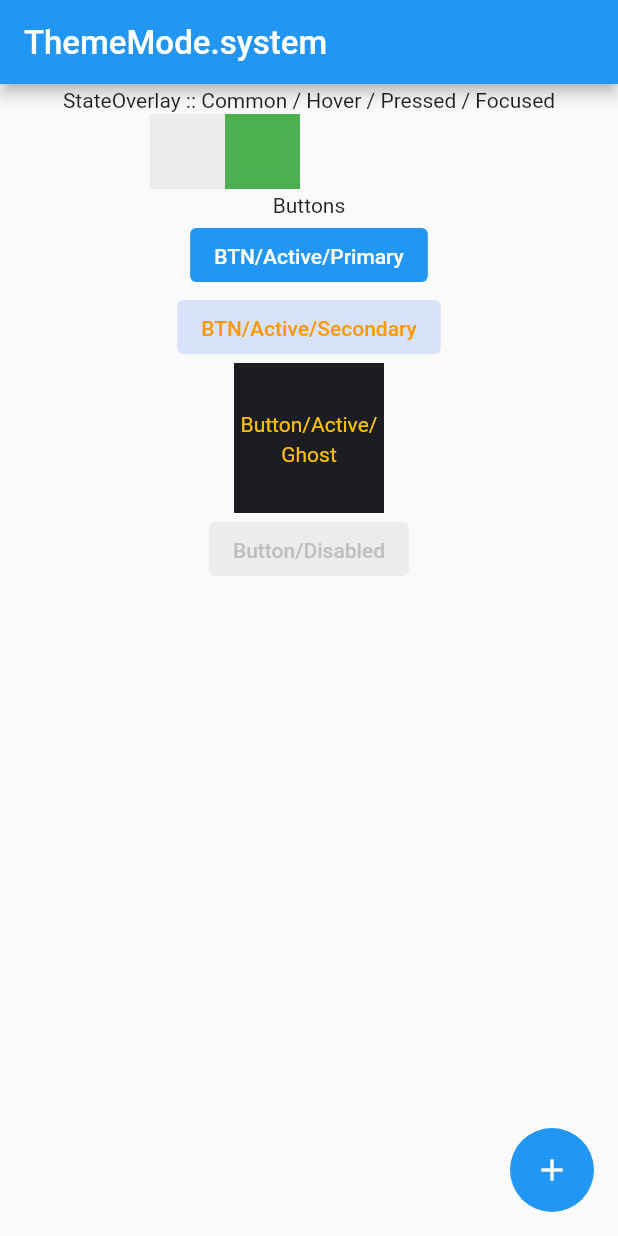
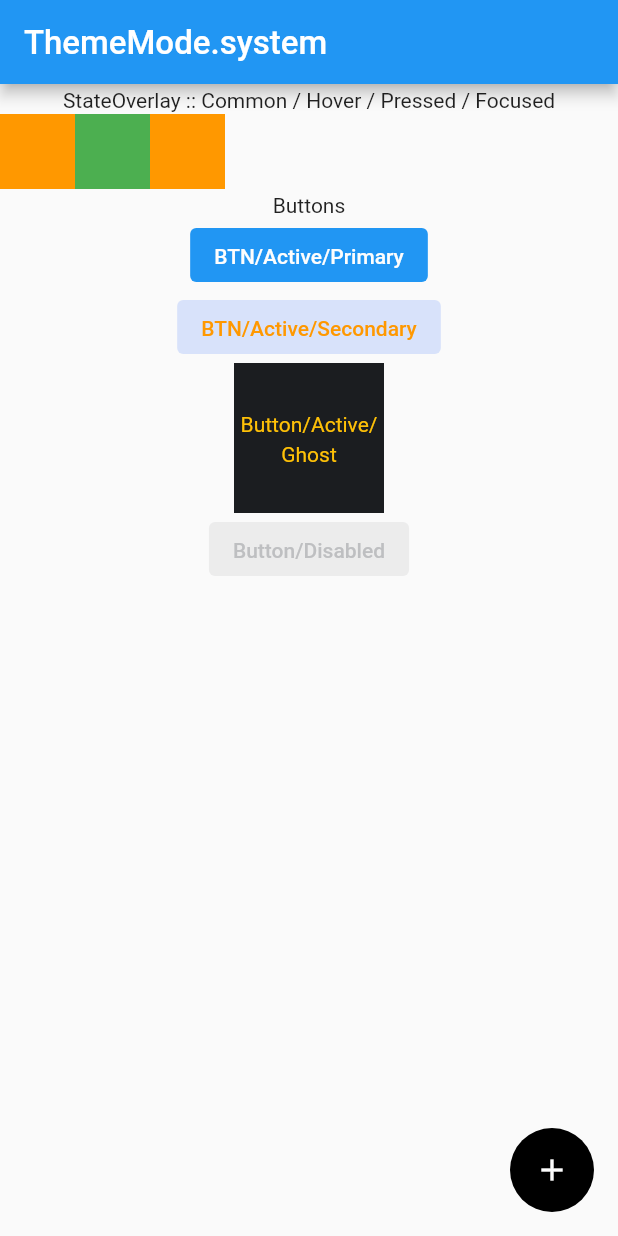
Before and after one commit to Quantit-Github/qui_flutter, a Flutter app: the screen it shows after launch, on a phone screen of 412 x 824 dp. Run offline on Flutter 3.47's test engine with Material 2 defaults, Android fonts, the phone set to English and light mode, and no system bars; our stand-ins replace shared_preferences; Roboto replaces fonts that are missing (Pretendard).

Commit message:
PQ-75 Color palette Light, Dark 모드로 각각 분리 작업

```diff
--- a/example/lib/main.dart
+++ b/example/lib/main.dart
@@ -23,12 +23,22 @@ class MyApp extends StatelessWidget {
   Widget build(BuildContext context) {
     return QuiTheme(
       initThemeMode: themeMode,
-      colorPalette: QuiColorPallete().copyWith(
+      lightColorPallete: QuiLightColorPallete().copyWith(
         primary: PrimaryColor().copyWith(
+          s100: Colors.orange,
           s50: Colors.blue,
           s40: Colors.red,
           s30: Colors.green,
           s99: Colors.orange,
+        ),
+      ),
+      darkColorPallete: QuiDarkColorPallete().copyWith(
+        primary: PrimaryColor().copyWith(
+          s100: Colors.green,
+          s50: Colors.black,
+          s40: Colors.black,
+          s30: Colors.black,
+          s99: Colors.black,
         ),
       ),
       builder: (light, dark, mode) => MaterialApp(
@@ -82,25 +92,18 @@ class _MyHomePageState extends State<MyHomePage> {
                   Container(
                     width: 50,
                     height: 50,
-                    color: QuiTheme.of(context).colorTokens.stateOverlay.common,
+                    color: QuiTheme.of(context).colorPalette.primary.s100,
                   ),
                   Container(
                     width: 50,
                     height: 50,
-                    color: QuiTheme.of(context).colorTokens.stateOverlay.hover,
+                    color: QuiTheme.of(context).darkColorPalette.primary.s100,
                   ),
                   Container(
                     width: 50,
                     height: 50,
-                    color:
-                        QuiTheme.of(context).colorTokens.stateOverlay.pressed,
+                    color: QuiTheme.of(context).lightColorPalette.primary.s100,
                   ),
-                  Container(
-                    width: 50,
-                    height: 50,
-                    color:
-                        QuiTheme.of(context).colorTokens.stateOverlay.focused,
-                  )
                 ],
               ),
               const Text("Buttons"),
--- a/lib/core/qui_theme.dart
+++ b/lib/core/qui_theme.dart
@@ -29,14 +29,16 @@ class QuiTheme extends StatefulWidget {
   /// [darkTheme] define.
   final ThemeData? darkTheme;
 
-  final QuiColorPallete? colorPalette;
+  final QuiColorPallete? lightColorPallete;
+  final QuiColorPallete? darkColorPallete;
 
   const QuiTheme({
     this.initThemeMode = ThemeMode.system,
     required this.builder,
     this.darkTheme,
     this.lightTheme,
-    this.colorPalette,
+    this.lightColorPallete,
+    this.darkColorPallete,
     super.key,
   });
 
@@ -62,7 +64,8 @@ class _QuiThemeState extends State<QuiTheme> with QuiThemeManager {
   void initState() {
     initTheme(
       themeMode: widget.initThemeMode,
-      colorPalette: widget.colorPalette,
+      lightColorPalette: widget.lightColorPallete,
+      darkColorPalette: widget.darkColorPallete,
     );
     super.initState();
   }
@@ -72,7 +75,10 @@ class _QuiThemeState extends State<QuiTheme> with QuiThemeManager {
     return ValueListenableBuilder<ThemeMode>(
         valueListenable: themeMode,
         builder: (context, value, _) {
-          final theme = QuiColorTheme(colorPalette: colorPalette);
+          final theme = QuiColorTheme(
+              colorPalette: value == ThemeMode.light
+                  ? lightColorPalette
+                  : darkColorPalette);
           return InheritedCustomTheme(
             themeManager: this,
             themeMode: value,
--- a/lib/core/theme_manager.dart
+++ b/lib/core/theme_manager.dart
@@ -5,12 +5,15 @@ import 'package:qui_flutter/style/color_tokens/color_tokens.dart';
 
 mixin QuiThemeManager {
   late final ValueNotifier<ThemeMode> _themeMode;
-  late QuiColorPallete _colorPalette;
+  late QuiColorPallete _lightColorPalette;
+  late QuiColorPallete _darkColorPalette;
   ValueNotifier<ThemeMode> get themeMode => _themeMode;
-  QuiColorPallete get colorPalette => _colorPalette;
+  QuiColorPallete get lightColorPalette => _lightColorPalette;
+  QuiColorPallete get darkColorPalette => _darkColorPalette;
+  QuiColorPallete get colorPalette =>
+      isDark() ? _darkColorPalette : _lightColorPalette;
   QuiColorTokens get colorTokens => QuiColorTokens(
-        isDark: isDark(),
-        cp: _colorPalette,
+        cp: isDark() ? _darkColorPalette : _lightColorPalette,
       );
 
   /// 사용자가 커스텀 컬러 팔레트를 설정하는 경우 모드에 따라 변경되지 않고 고정됨.
@@ -21,9 +24,11 @@ mixin QuiThemeManager {
 
   void initTheme({
     required ThemeMode themeMode,
-    QuiColorPallete? colorPalette,
+    QuiColorPallete? lightColorPalette,
+    QuiColorPallete? darkColorPalette,
   }) {
-    _colorPalette = colorPalette ?? QuiColorPallete();
+    _lightColorPalette = lightColorPalette ?? QuiLightColorPallete();
+    _darkColorPalette = darkColorPalette ?? QuiDarkColorPallete();
     _selectColorPallete(themeMode);
     _themeMode = ValueNotifier(themeMode);
   }
--- a/lib/style/color_pallete.dart
+++ b/lib/style/color_pallete.dart
@@ -3,29 +3,33 @@ import 'package:qui_flutter/style/base_color/gray_scale.dart';
 import 'package:qui_flutter/style/base_color/primary_color.dart';
 import 'package:qui_flutter/style/base_color/white_color.dart';
 
-class QuiColorPallete {
-  final PrimaryColor primary;
-  final GrayScale grayScale;
-  final WhiteColor whiteColor;
-  final BlackColor blackColor;
+///
+/// QUI 라이트 컬러 팔레트
+///
+class QuiLightColorPallete extends QuiColorPallete {
+  final PrimaryColor _primary;
+  final GrayScale _grayScale;
+  final WhiteColor _whiteColor;
+  final BlackColor _blackColor;
 
-  QuiColorPallete({
+  QuiLightColorPallete({
     PrimaryColor? primary,
     GrayScale? grayScale,
     WhiteColor? whiteColor,
     BlackColor? blackColor,
-  })  : primary = primary ?? PrimaryColor(),
-        grayScale = grayScale ?? GrayScale(),
-        whiteColor = whiteColor ?? WhiteColor(),
-        blackColor = blackColor ?? BlackColor();
+  })  : _primary = primary ?? PrimaryColor(),
+        _grayScale = grayScale ?? GrayScale(),
+        _whiteColor = whiteColor ?? WhiteColor(),
+        _blackColor = blackColor ?? BlackColor();
 
+  @override
   QuiColorPallete copyWith({
     PrimaryColor? primary,
     GrayScale? grayScale,
     WhiteColor? whiteColor,
     BlackColor? blackColor,
   }) {
-    return QuiColorPallete(
+    return QuiLightColorPallete(
       primary: primary ?? this.primary,
       grayScale: grayScale ?? this.grayScale,
       whiteColor: whiteColor ?? this.whiteColor,
@@ -33,23 +37,79 @@ class QuiColorPallete {
     );
   }
 
-  // static ColorPalette get lightTheme => ColorPalette(
-  //       primaryColor: Colors.blue,
-  //       accentColor: Colors.amber,
-  //       backgroundColor: Colors.white,
-  //       textColor: Colors.black,
-  //       primary: PrimaryColor(),
-  //       grayScale: GrayScale(),
-  //     );
+  @override
+  BlackColor get blackColor => _blackColor;
 
-  // static ColorPalette get darkTheme => ColorPalette(
-  //       primaryColor: Colors.red,
-  //       accentColor: Colors.redAccent,
-  //       backgroundColor: Colors.black,
-  //       textColor: Colors.white,
-  //       primary: PrimaryColor(),
-  //       grayScale: GrayScale(),
-  //     );
+  @override
+  GrayScale get grayScale => _grayScale;
 
-  // 여기에 추가적인 컬러값들을 정의하세요.
+  @override
+  PrimaryColor get primary => _primary;
+
+  @override
+  WhiteColor get whiteColor => _whiteColor;
 }
+
+///
+/// QUI 다크 컬러 팔레트
+///
+class QuiDarkColorPallete extends QuiColorPallete {
+  final PrimaryColor _primary;
+  final GrayScale _grayScale;
+  final WhiteColor _whiteColor;
+  final BlackColor _blackColor;
+
+  QuiDarkColorPallete({
+    PrimaryColor? primary,
+    GrayScale? grayScale,
+    WhiteColor? whiteColor,
+    BlackColor? blackColor,
+  })  : _primary = primary ?? PrimaryColor(),
+        _grayScale = grayScale ?? GrayScale(),
+        _whiteColor = whiteColor ?? WhiteColor(),
+        _blackColor = blackColor ?? BlackColor();
+
+  @override
+  QuiColorPallete copyWith({
+    PrimaryColor? primary,
+    GrayScale? grayScale,
+    WhiteColor? whiteColor,
+    BlackColor? blackColor,
+  }) {
+    return QuiDarkColorPallete(
+      primary: primary ?? this.primary,
+      grayScale: grayScale ?? this.grayScale,
+      whiteColor: whiteColor ?? this.whiteColor,
+      blackColor: blackColor ?? this.blackColor,
+    );
+  }
+
+  @override
+  BlackColor get blackColor => _blackColor;
+
+  @override
+  GrayScale get grayScale => _grayScale;
+
+  @override
+  PrimaryColor get primary => _primary;
+
+  @override
+  WhiteColor get whiteColor => _whiteColor;
+}
+
+///
+/// Base color palette
+///
+abstract class QuiColorPallete {
+  PrimaryColor get primary;
+  GrayScale get grayScale;
+  WhiteColor get whiteColor;
+  BlackColor get blackColor;
+
+  QuiColorPallete copyWith({
+    PrimaryColor? primary,
+    GrayScale? grayScale,
+    WhiteColor? whiteColor,
+    BlackColor? blackColor,
+  });
+}
--- a/lib/style/color_tokens/button/button_disabled.dart
+++ b/lib/style/color_tokens/button/button_disabled.dart
@@ -1,5 +1,5 @@
+import 'package:flutter/material.dart';
 import 'package:qui_flutter/style/color_pallete.dart';
-import 'package:flutter/material.dart';
 
 ///
 /// Button/Disabled
--- a/lib/style/color_tokens/button/button_token.dart
+++ b/lib/style/color_tokens/button/button_token.dart
@@ -1,31 +1,22 @@
 import 'package:qui_flutter/style/color_pallete.dart';
+import 'package:qui_flutter/style/color_tokens/button/button_disabled.dart';
 import 'package:qui_flutter/style/color_tokens/button/button_token_active.dart';
-import 'package:qui_flutter/style/color_tokens/button/button_disabled.dart';
 
 ///
 /// Button Colors Area
 ///
 class ButtonTokens {
   final QuiColorPallete _cp;
-  final bool _isDark;
 
-  ButtonActivePrimary get activePrimary =>
-      _isDark ? ButtonActivePrimary.dark(_cp) : ButtonActivePrimary.light(_cp);
+  ButtonActivePrimary get activePrimary => ButtonActivePrimary.light(_cp);
 
-  ButtonActiveSecondary get activeSecondary => _isDark
-      ? ButtonActiveSecondary.dark(_cp)
-      : ButtonActiveSecondary.light(_cp);
+  ButtonActiveSecondary get activeSecondary => ButtonActiveSecondary.light(_cp);
 
-  ButtonActiveGhost get activeGhost =>
-      _isDark ? ButtonActiveGhost.dark(_cp) : ButtonActiveGhost.light(_cp);
+  ButtonActiveGhost get activeGhost => ButtonActiveGhost.light(_cp);
 
-  ButtonActiveDisabled get activeDisabled => _isDark
-      ? ButtonActiveDisabled.dark(_cp)
-      : ButtonActiveDisabled.light(_cp);
+  ButtonActiveDisabled get activeDisabled => ButtonActiveDisabled.light(_cp);
 
   ButtonTokens({
-    required bool isDark,
     required QuiColorPallete cp,
-  })  : _isDark = isDark,
-        _cp = cp;
+  }) : _cp = cp;
 }
--- a/lib/style/color_tokens/color_tokens.dart
+++ b/lib/style/color_tokens/color_tokens.dart
@@ -4,19 +4,14 @@ import 'package:qui_flutter/style/color_tokens/state_overlay.dart';
 
 class QuiColorTokens {
   final QuiColorPallete _cp;
-  final bool _isDark;
 
-  StateOverlay get stateOverlay =>
-      _isDark ? StateOverlay.dark(_cp) : StateOverlay.light(_cp);
+  StateOverlay get stateOverlay => StateOverlay.dark(_cp);
 
   ButtonTokens get buttonTokens => ButtonTokens(
-        isDark: _isDark,
         cp: _cp,
       );
 
   QuiColorTokens({
-    required bool isDark,
     required QuiColorPallete cp,
-  })  : _isDark = isDark,
-        _cp = cp;
+  }) : _cp = cp;
 }
--- a/lib/style/color_tokens/state_overlay.dart
+++ b/lib/style/color_tokens/state_overlay.dart
@@ -1,5 +1,5 @@
+import 'package:flutter/material.dart';
 import 'package:qui_flutter/style/color_pallete.dart';
-import 'package:flutter/material.dart';
 
 ///
 /// State Overlay Token
```
